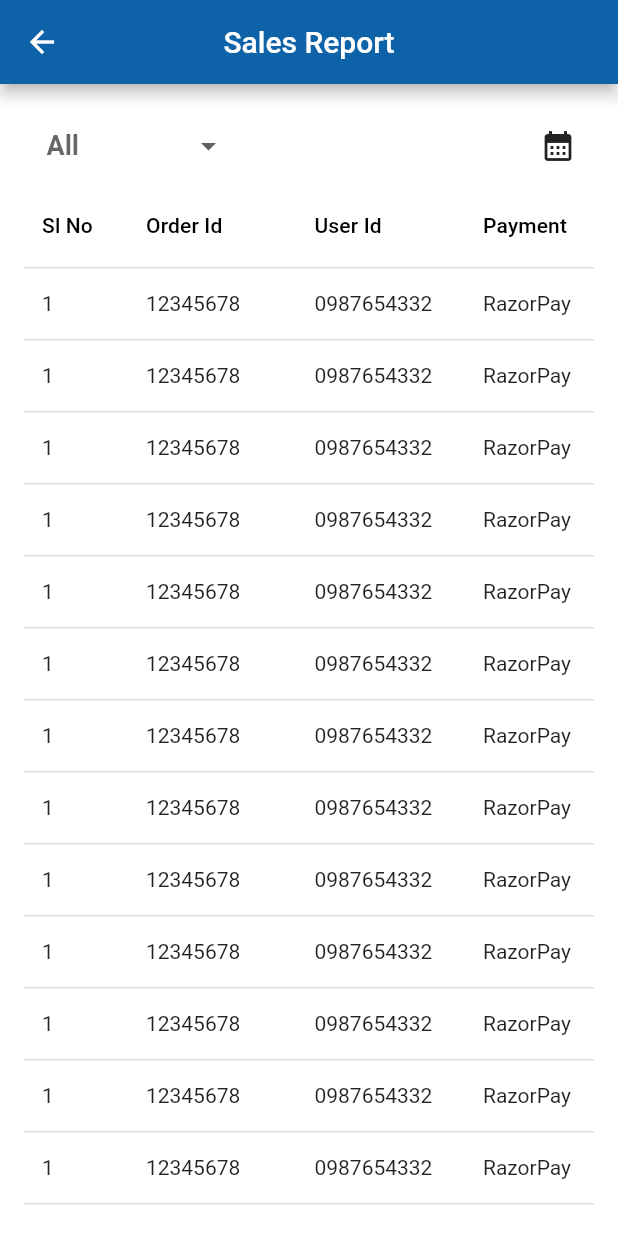
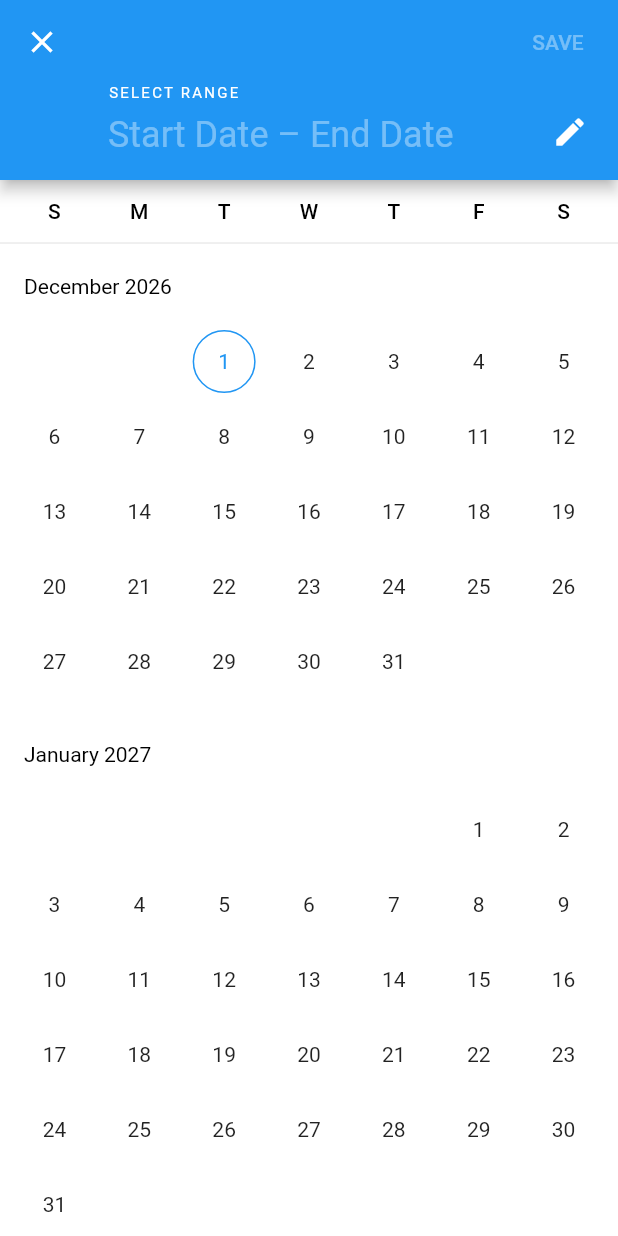
Before and after one commit to Abhijith-C/plantshopee_admin, a Flutter app: the SalesReportScreen screen opened directly, after a tap on the "calendar month" icon, on a phone screen of 412 x 824 dp. Run offline on Flutter 3.47's test engine with Material 2 defaults, Android fonts, the light colour scheme and no system bars; drawn by our look-alikes of data_table_2; our stand-ins replace cloud_firestore, file_picker, firebase_auth, firebase_core, firebase_storage, get; accounts and stored records are empty; network calls fail.

Commit message:
updated date picker

```diff
--- a/lib/controller/order_controller.dart
+++ b/lib/controller/order_controller.dart
@@ -10,6 +10,18 @@ class OrderController extends GetxController {
   List<OrderModel> cancelOrder = [];
   List<OrderModel> deliveredOrder = [];
   List<OrderModel> shippedOrder = [];
+  List<OrderModel> allOrder = [];
+
+  void getAllOrder() async {
+    allOrder.clear();
+    final orderCollection = await _db.collection('orders').get();
+    List<OrderModel> listOrder =
+        orderCollection.docs.map((e) => OrderModel.fromJson(e.data())).toList();
+    for (var item in listOrder) {
+      allOrder.add(item);
+    }
+    update();
+  }
 
   getOrders() async {
     processingOrder.clear();
--- a/lib/drawer/drawer.dart
+++ b/lib/drawer/drawer.dart
@@ -58,7 +58,7 @@ class CustomDrawer extends StatelessWidget {
             title: const Text('Sales Report'),
             onTap: () {
               Navigator.of(context).push(MaterialPageRoute(
-                  builder: (ctx) => const SalesReportScreen()));
+                  builder: (ctx) =>  SalesReportScreen()));
             },
           ),
           ListTile(
@@ -76,7 +76,7 @@ class CustomDrawer extends StatelessWidget {
             onTap: () {
               Navigator.pop(context);
               Navigator.of(context).push(MaterialPageRoute(
-                  builder: (ctx) => const ManageUsersScreen()));
+                  builder: (ctx) =>  ManageUsersScreen()));
             },
           ),
           ListTile(
--- a/lib/screens/homeScreen.dart
+++ b/lib/screens/homeScreen.dart
@@ -1,4 +1,5 @@
 import 'package:admin_plantshopee/controller/order_controller.dart';
+import 'package:admin_plantshopee/controller/user_controller.dart';
 import 'package:flutter/material.dart';
 import 'package:admin_plantshopee/constance/constance.dart';
 import 'package:admin_plantshopee/drawer/drawer.dart';
@@ -10,6 +11,7 @@ class HomeScreen extends StatelessWidget {
   @override
   Widget build(BuildContext context) {
     Get.put(OrderController());
+    Get.put(UserController());
     return Scaffold(
       backgroundColor: appBarColor,
       appBar: AppBar(
--- a/lib/screens/orderDetails/myOrder.dart
+++ b/lib/screens/orderDetails/myOrder.dart
@@ -140,7 +140,7 @@ class OrderInfo extends StatelessWidget {
   @override
   Widget build(BuildContext context) {
     return Padding(
-      padding: const EdgeInsets.symmetric(horizontal:8.0),
+      padding: const EdgeInsets.symmetric(horizontal: 8.0),
       child: Card(
         color: bgCard,
         child: Padding(
@@ -183,7 +183,7 @@ class OrderInfo extends StatelessWidget {
                   (order.status != 'cancel')
                       ? DropdownButton<String>(
                           hint: Text(order.status),
-                          items: <String>['shipped', 'delivered']
+                          items: <String>['processing', 'shipped', 'delivered']
                               .map((String value) {
                             return DropdownMenuItem<String>(
                               value: value,
@@ -192,7 +192,6 @@ class OrderInfo extends StatelessWidget {
                           }).toList(),
                           onChanged: (value) {
                             _orderController.changeStatus(order, value!);
-                            print(value);
                           },
                         )
                       : SizedBox(),
--- a/lib/screens/salesReportScreen.dart
+++ b/lib/screens/salesReportScreen.dart
@@ -1,12 +1,18 @@
 import 'package:admin_plantshopee/constance/constance.dart';
+import 'package:admin_plantshopee/controller/order_controller.dart';
 import 'package:data_table_2/data_table_2.dart';
+import 'package:firebase_auth/firebase_auth.dart';
 import 'package:flutter/material.dart';
+import 'package:get/get.dart';
 
 class SalesReportScreen extends StatelessWidget {
-  const SalesReportScreen({Key? key}) : super(key: key);
+  SalesReportScreen({Key? key}) : super(key: key);
+  final OrderController _controller = Get.find();
 
   @override
   Widget build(BuildContext context) {
+    DateTimeRange? date;
+    _controller.getAllOrder();
     return Scaffold(
         backgroundColor: Colors.white,
         appBar: AppBar(
@@ -35,28 +41,40 @@ class SalesReportScreen extends StatelessWidget {
                             ),
                             items: const [
                               DropdownMenuItem(
-                              child: Text("Today"),
+                                child: Text("All"),
                                 value: 1,
                               ),
                               DropdownMenuItem(
-                              child: Text("This Week"),
+                                child: Text("Today"),
                                 value: 2,
                               ),
                               DropdownMenuItem(
+                                child: Text("This Week"),
+                                value: 3,
+                              ),
+                              DropdownMenuItem(
                                 child: Text("This Month"),
-                              value: 3,
+                                value: 4,
                               )
                             ],
-                          onChanged: (v) {}),
+                            onChanged: (v) {
+                              print(v);
+                            }),
                       ),
                     ),
                   ),
                   IconButton(
-                    onPressed: () {}, icon: const Icon(Icons.calendar_month)),
+                      onPressed: () async {
+                        date = await pickDateRange(context);
+                        print(date);
+                      },
+                      icon: const Icon(Icons.calendar_month)),
                 ],
               ),
               Expanded(
-                child: DataTable2(
+                child: GetBuilder<OrderController>(
+                  builder: (controller) {
+                    return DataTable2(
                         columnSpacing: 12,
                         horizontalMargin: 12,
                         minWidth: 600,
@@ -65,38 +83,60 @@ class SalesReportScreen extends StatelessWidget {
                             label: Text('Sl No'),
                             size: ColumnSize.S,
                           ),
-                      DataColumn(
+                          DataColumn2(
                             label: Text('Order Id'),
+                            size: ColumnSize.L,
                           ),
-                      DataColumn(
+                          DataColumn2(
                             label: Text('User Id'),
+                            size: ColumnSize.L,
                           ),
                           DataColumn(
                             label: Text('Payment'),
                           ),
                           DataColumn2(
                             label: Text('Amount'),
-                        size: ColumnSize.S,
+                            size: ColumnSize.M,
                             // numeric: true,
                           ),
-                      DataColumn(
+                          DataColumn2(
                             label: Text('Date'),
+                            size: ColumnSize.M,
                             // numeric: true,
                           ),
                         ],
-                    rows: List<DataRow>.generate(
-                        50,
-                        (index) => const DataRow(cells: [
-                              DataCell(Text('1')),
-                              DataCell(Text('12345678')),
-                              DataCell(Text('0987654332')),
-                              DataCell(Text('RazorPay')),
-                              DataCell(Text('₹ 799')),
-                              DataCell(Text('30-03-2021')),
-                            ]))),
+                        rows: List<DataRow>.generate(controller.allOrder.length,
+                            (index) {
+                          final order = controller.allOrder[index];
+                          return DataRow(cells: [
+                            DataCell(Text('${index + 1}')),
+                            DataCell(Text(
+                              order.orderId!,
+                              overflow: TextOverflow.ellipsis,
+                            )),
+                            DataCell(Text(
+                              order.userId!,
+                              overflow: TextOverflow.ellipsis,
+                            )),
+                            DataCell(Text(order.payment)),
+                            DataCell(Text('₹ ${order.totalPrice}')),
+                            DataCell(Text(
+                              order.createdDate.toString(),
+                              overflow: TextOverflow.ellipsis,
+                            )),
+                          ]);
+                        }));
+                  },
+                ),
               ),
             ],
           ),
         ));
   }
+
+  Future<DateTimeRange?> pickDateRange(BuildContext context) async {
+    DateTimeRange? date = await showDateRangePicker(
+        context: context, firstDate: DateTime(2022), lastDate: DateTime(2050));
+    return date;
   }
+}
--- a/pubspec.yaml
+++ b/pubspec.yaml
@@ -53,7 +53,7 @@ flutter:
 
   # To add assets to your application, add an assets section, like this:
   assets:
-    - assets/images/bgImage.jpg
+    - assets/images/profile.png
   #   - images/a_dot_ham.jpeg
   # An image asset can refer to one or more resolution-specific "variants", see
   # https://flutter.dev/assets-and-images/#resolution-aware.
```
Also changed, not shown: lib/controller/user_controller.dart (added, +23 -0 lines), lib/model/user_model.dart (added, +33 -0 lines), lib/screens/manageUsersScreen.dart (+30 -12 lines), assets/images/profile.png (added). Lines whose indentation alone changed are shown as unchanged.
